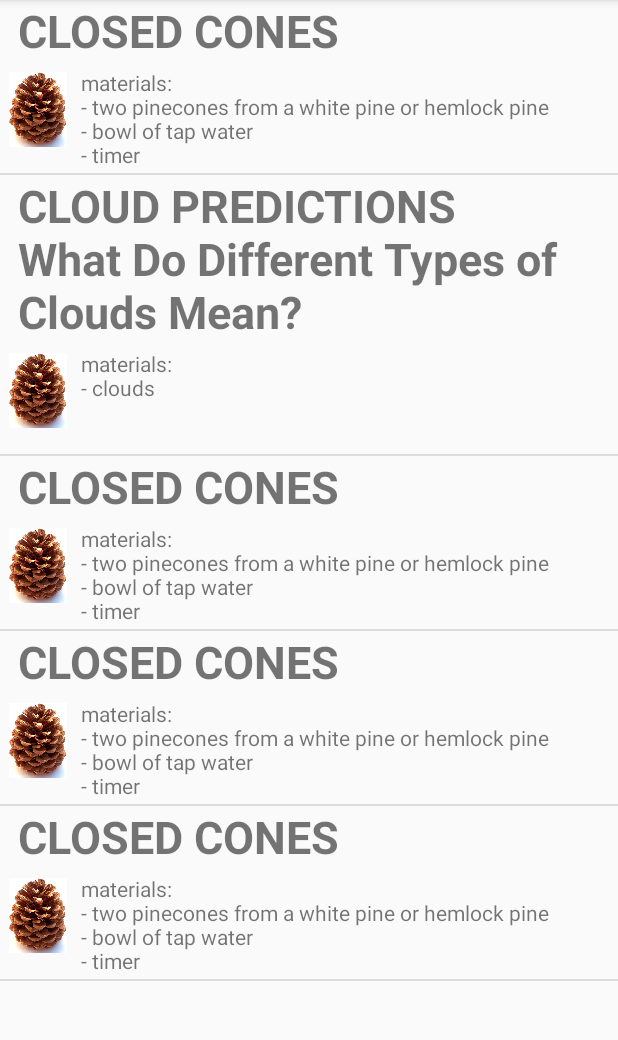
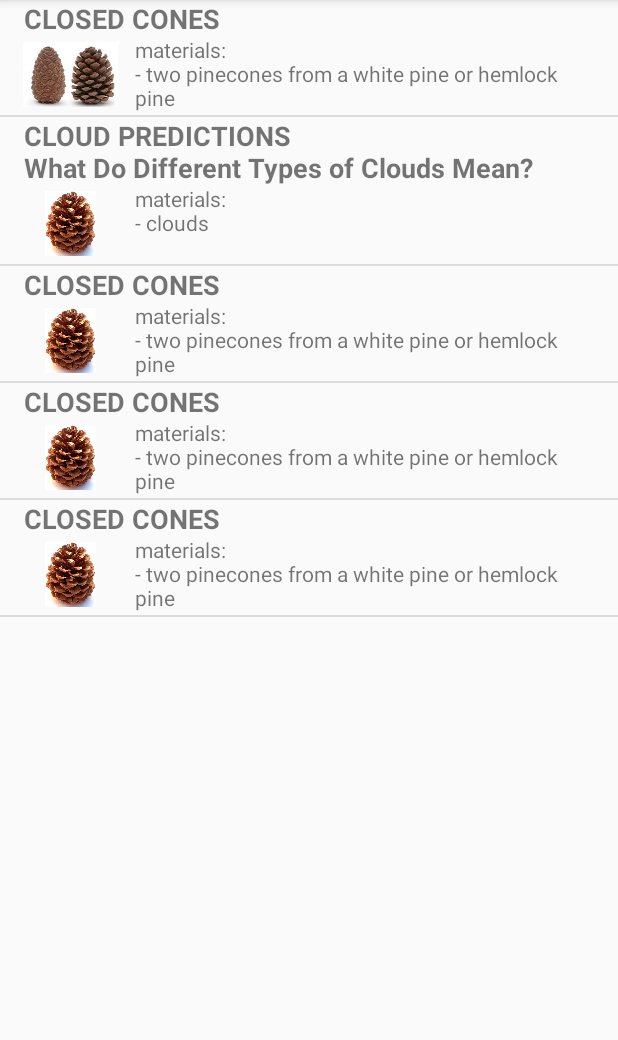
Before and after one commit to pinkcollar/TimeWithKid, an Android app: the screen it shows after launch (MainActivity), on a phone screen of 412 x 824 dp, the part 84-1124 px from its top. Run offline under Robolectric (Android 15) with nearby library versions, the phone set to English and light mode, and no system bars.

Commit message:
Description screen view refactored

```diff
--- a/app/src/main/java/com/example/timewithkid/ActivityHelper.java
+++ b/app/src/main/java/com/example/timewithkid/ActivityHelper.java
@@ -11,7 +11,7 @@ public class ActivityHelper {
     }
 
     public void addActivities() {
-        activities.add( new Activity(R.drawable.pinecone, R.drawable.pinecone,"CLOSED CONES",
+        activities.add( new Activity(R.drawable.pineconeclosedopen, R.drawable.pineconepreschoolsciencexperiment,"CLOSED CONES",
                 "materials:\n" +
                 "- two pinecones from a white pine or hemlock pine\n" +
                 "- bowl of tap water\n" +
--- a/app/src/main/res/layout/customlayout.xml
+++ b/app/src/main/res/layout/customlayout.xml
@@ -6,34 +6,38 @@
 
     <ImageView
         android:id="@+id/imageView"
-        android:layout_width="50dp"
-        android:layout_height="50dp"
+        android:layout_width="82dp"
+        android:layout_height="43dp"
+
         android:layout_below="@+id/textView"
-
-        android:layout_marginTop="7dp"
+        android:layout_alignParentStart="true"
+        android:layout_alignParentLeft="true"
+        android:layout_marginStart="6dp"
+        android:layout_marginLeft="6dp"
+        android:layout_marginTop="3dp"
         android:layout_marginBottom="5dp"
         app:srcCompat="@mipmap/ic_launcher" />
 
     <TextView
         android:id="@+id/textView"
-        android:layout_width="390dp"
+        android:layout_width="381dp"
         android:layout_height="wrap_content"
         android:layout_alignParentStart="true"
-        android:layout_alignParentLeft="true"
-        android:layout_marginStart="12dp"
-        android:layout_marginLeft="12dp"
+        android:layout_alignParentLeft="false"
+        android:layout_marginStart="16dp"
+        android:layout_marginLeft="5dp"
         android:text="TaskName"
-        android:textSize="30sp"
+        android:textSize="18sp"
         android:textStyle="bold" />
 
     <TextView
         android:id="@+id/materialsTextView"
-        android:layout_width="354dp"
-        android:layout_height="70dp"
-        android:layout_below="@+id/imageView"
-        android:layout_marginStart="4dp"
-        android:layout_marginLeft="4dp"
-        android:layout_marginTop="-58dp"
+        android:layout_width="304dp"
+        android:layout_height="51dp"
+        android:layout_below="@+id/textView"
+        android:layout_marginStart="2dp"
+        android:layout_marginLeft="2dp"
+        android:layout_marginTop="-1dp"
         android:layout_toEndOf="@+id/imageView"
         android:layout_toRightOf="@+id/imageView"
         android:text="TextView" />
```
Also changed, not shown: app/src/main/res/layout/activity_description.xml (+17 -8 lines), app/src/main/res/drawable/pineconeclosedopen.jpg (added), app/src/main/res/drawable/pineconepreschoolsciencexperiment.jpg (added), 1 other file.
